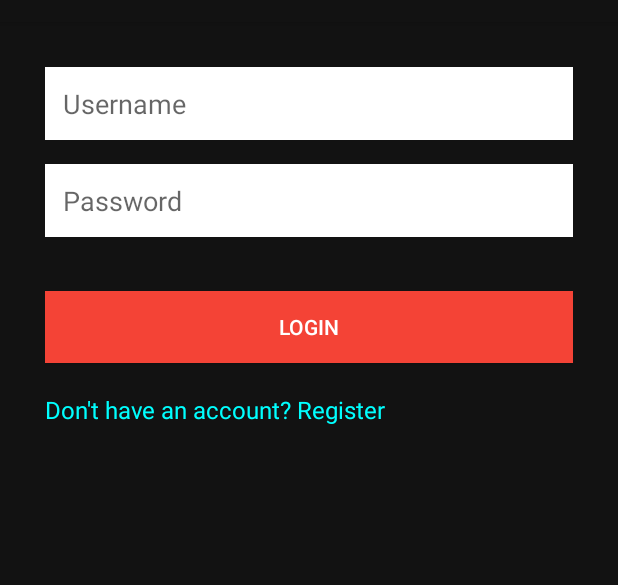
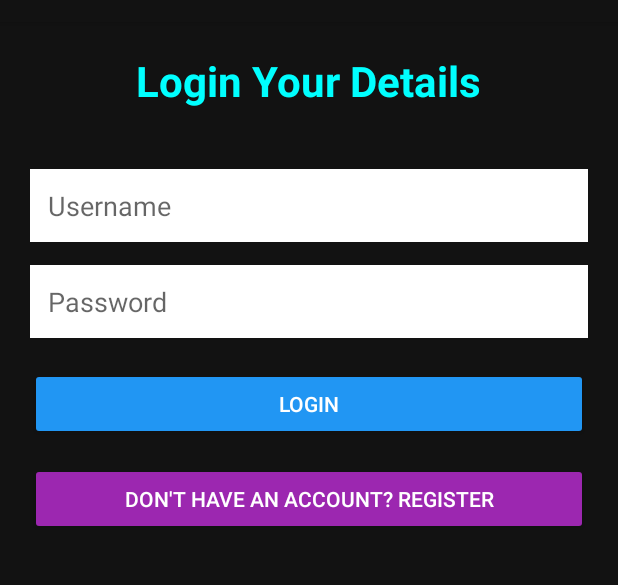
Before and after one commit to Varun1556/Customeasy, an Android app: the screen it shows after launch (LoginActivity), on a phone screen of 412 x 824 dp, the part 62-647 px from its top. Run offline under Robolectric (Android 15) with nearby library versions, the phone set to English and light mode, and no system bars.

Commit message:
This is my Second Commit

```diff
--- a/app/src/main/java/com/example/customeasy/LoginActivity.java
+++ b/app/src/main/java/com/example/customeasy/LoginActivity.java
@@ -1,5 +1,6 @@
 package com.example.customeasy;
 
+import android.annotation.SuppressLint;
 import android.content.Context;
 import android.content.Intent;
 import android.content.SharedPreferences;
@@ -22,6 +23,7 @@ public class LoginActivity extends AppCompatActivity {
     public static final String PREF_NAME = "LoginPrefs";
     public static final String IS_LOGGED_IN = "isLoggedIn";
 
+    @SuppressLint("MissingInflatedId")
     @Override
     protected void onCreate(Bundle savedInstanceState) {
         super.onCreate(savedInstanceState);
--- a/app/src/main/res/layout/activity_login.xml
+++ b/app/src/main/res/layout/activity_login.xml
@@ -1,48 +1,68 @@
 <?xml version="1.0" encoding="utf-8"?>
-<LinearLayout xmlns:android="http://schemas.android.com/apk/res/android"
+<ScrollView xmlns:android="http://schemas.android.com/apk/res/android"
+    android:layout_width="match_parent"
+    android:layout_height="match_parent"
+    android:fillViewport="true"
+    android:background="#121212">
+
+    <LinearLayout
         android:orientation="vertical"
-    android:padding="30dp"
-    android:background="#121212"
         android:layout_width="match_parent"
-    android:layout_height="match_parent">
+        android:layout_height="wrap_content"
+        android:padding="20dp"
+        android:gravity="center_horizontal">
 
+        <!-- App Title -->
+        <TextView
+            android:layout_width="wrap_content"
+            android:layout_height="wrap_content"
+            android:text="Login Your Details"
+            android:textSize="28sp"
+            android:textColor="#00FFFF"
+            android:textStyle="bold"
+            android:layout_marginBottom="40dp" />
+
+        <!-- Username Input -->
         <EditText
             android:id="@+id/usernameInput"
-        android:hint="@string/username"
-        android:background="#FFFFFF"
-        android:textColor="#000000"
-        android:padding="12dp"
             android:layout_width="match_parent"
             android:layout_height="wrap_content"
-        android:layout_marginBottom="16dp" />
+            android:hint="Username"
+            android:textColor="#000000"
+            android:background="#FFFFFF"
+            android:padding="12dp"
+            android:layout_marginBottom="15dp" />
 
+        <!-- Password Input -->
         <EditText
             android:id="@+id/passwordInput"
-        android:hint="@string/password"
-        android:inputType="textPassword"
-        android:background="#FFFFFF"
-        android:textColor="#000000"
-        android:padding="12dp"
             android:layout_width="match_parent"
             android:layout_height="wrap_content"
-        android:layout_marginBottom="16dp" />
+            android:hint="Password"
+            android:padding="12dp"
+            android:textColor="#000000"
+            android:background="#FFFFFF"
+            android:inputType="textPassword"
+            android:layout_marginBottom="20dp" />
 
+        <!-- Login Button -->
         <Button
             android:id="@+id/loginBtn"
-        android:text="@string/login"
             android:layout_width="match_parent"
             android:layout_height="wrap_content"
-        android:layout_marginTop="20dp"
-        android:background="#F44336"
-        android:textColor="#ffffff" />
+            android:text="LOGIN"
+            android:backgroundTint="#2196F3"
+            android:textColor="#FFFFFF"
+            android:layout_marginBottom="15dp" />
 
-    <TextView
+        <!-- Go to Register Button -->
+        <Button
             android:id="@+id/goToRegister"
-        android:text="Don't have an account? Register"
-        android:textColor="#00FFFF"
-        android:textSize="16sp"
-        android:layout_marginTop="20dp"
-        android:layout_width="wrap_content"
-        android:layout_height="wrap_content"/>
+            android:layout_width="match_parent"
+            android:layout_height="wrap_content"
+            android:text="DON'T HAVE AN ACCOUNT? REGISTER"
+            android:backgroundTint="#9C27B0"
+            android:textColor="#FFFFFF" />
 
     </LinearLayout>
+</ScrollView>
--- a/app/src/main/res/layout/activity_main.xml
+++ b/app/src/main/res/layout/activity_main.xml
@@ -9,7 +9,7 @@
     android:padding="20dp">
 
     <TextView
-        android:text="Customeasy"
+        android:text="ACTIVITY BOARD"
         android:textColor="#00FFFF"
         android:textSize="28sp"
         android:textStyle="bold"
@@ -18,7 +18,7 @@
         android:layout_width="wrap_content"
         android:layout_height="wrap_content" />
 
-    <Button android:text="Insert Customer"
+    <Button android:text="Add Customer"
         android:onClick="goToInsert"
         style="@style/RedButton"/>
 
```
Also changed, not shown: app/src/main/AndroidManifest.xml (+17 -4 lines), app/src/main/res/layout/activity_register.xml (+21 -5 lines), app/src/main/res/layout/customer_item_layout.xml (+6 -3 lines). Lines whose indentation alone changed are shown as unchanged.
